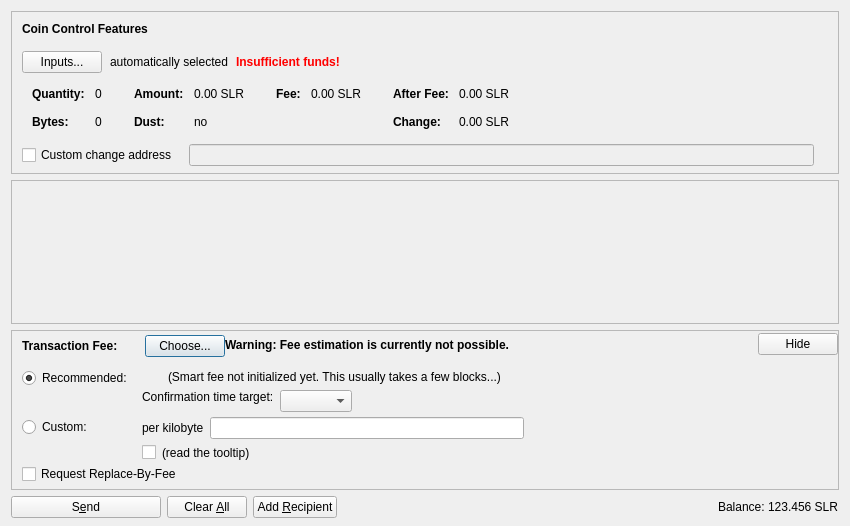
Old version of the form src/qt/forms/sendcoinsdialog.ui in the repository onsightit/solarcoin.
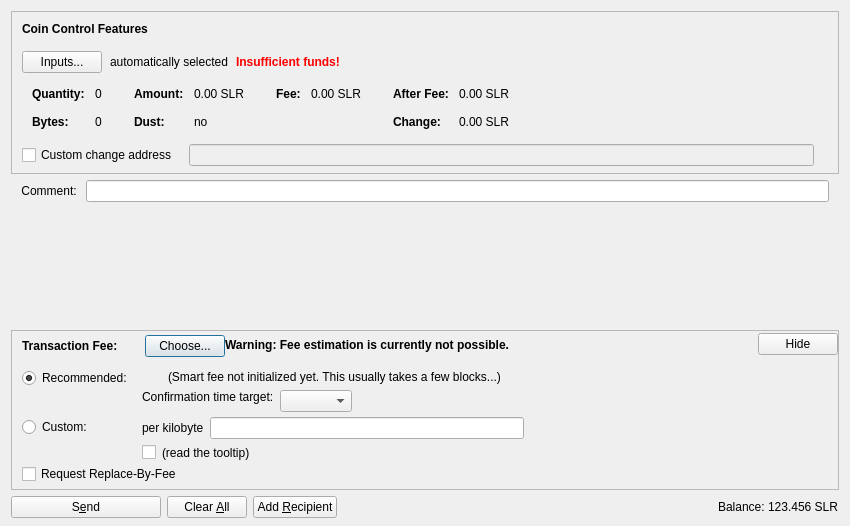
New version of the form. Icons and pictures are not drawn. Custom widgets are drawn as their Qt base class.

Commit message: Add TxComment and modify SendCoin page

```diff
--- a/src/qt/forms/sendcoinsdialog.ui
+++ b/src/qt/forms/sendcoinsdialog.ui
@@ -577,8 +577,56 @@
      </layout>
     </widget>
    </item>
+   <item>
+    <layout class="QHBoxLayout" name="horizontalLayoutTxComment">
+     <property name="spacing">
+      <number>6</number>
+     </property>
+     <property name="leftMargin">
+      <number>10</number>
+     </property>
+     <property name="rightMargin">
+      <number>10</number>
+     </property>
+     <item>
+      <widget class="QLabel" name="labelTxComment">
+       <property name="sizePolicy">
+        <sizepolicy hsizetype="Preferred" vsizetype="Fixed">
+         <horstretch>0</horstretch>
+         <verstretch>0</verstretch>
+        </sizepolicy>
+       </property>
+       <property name="text">
+        <string>Comment: </string>
+       </property>
+       <property name="alignment">
+        <set>Qt::AlignRight|Qt::AlignTrailing|Qt::AlignVCenter</set>
+       </property>
+       <property name="buddy">
+        <cstring>editTxComment</cstring>
+       </property>
+      </widget>
+     </item>
+     <item>
+      <widget class="QValidatedLineEdit" name="editTxComment">
+       <property name="enabled">
+        <bool>true</bool>
+       </property>
+       <property name="toolTip">
+        <string>Enter a transaction comment (Note: this information is public)</string>
+       </property>
+       <property name="alignment">
+        <set>Qt::AlignLeading|Qt::AlignLeft|Qt::AlignVCenter</set>
+       </property>
+      </widget>
+     </item>
+    </layout>
+   </item>
    <item>
     <widget class="QScrollArea" name="scrollArea">
+     <property name="frameShape">
+      <enum>QFrame::NoFrame</enum>
+     </property>
      <property name="widgetResizable">
       <bool>true</bool>
      </property>
@@ -587,11 +635,11 @@
        <rect>
         <x>0</x>
         <y>0</y>
-        <width>830</width>
-        <height>104</height>
+        <width>1006</width>
+        <height>69</height>
        </rect>
       </property>
-      <layout class="QVBoxLayout" name="verticalLayout_2" stretch="0,1">
+      <layout class="QVBoxLayout" name="verticalLayout_2">
        <property name="leftMargin">
         <number>0</number>
        </property>
@@ -611,19 +659,6 @@
          </property>
         </layout>
        </item>
-       <item>
-        <spacer name="verticalSpacer">
-         <property name="orientation">
-          <enum>Qt::Vertical</enum>
-         </property>
-         <property name="sizeHint" stdset="0">
-          <size>
-           <width>20</width>
-           <height>40</height>
-          </size>
-         </property>
-        </spacer>
-       </item>
       </layout>
      </widget>
     </widget>
```
Left out of the diff: 2 changed lines with no effect on the pictures. The commit also changes 5 other files.
